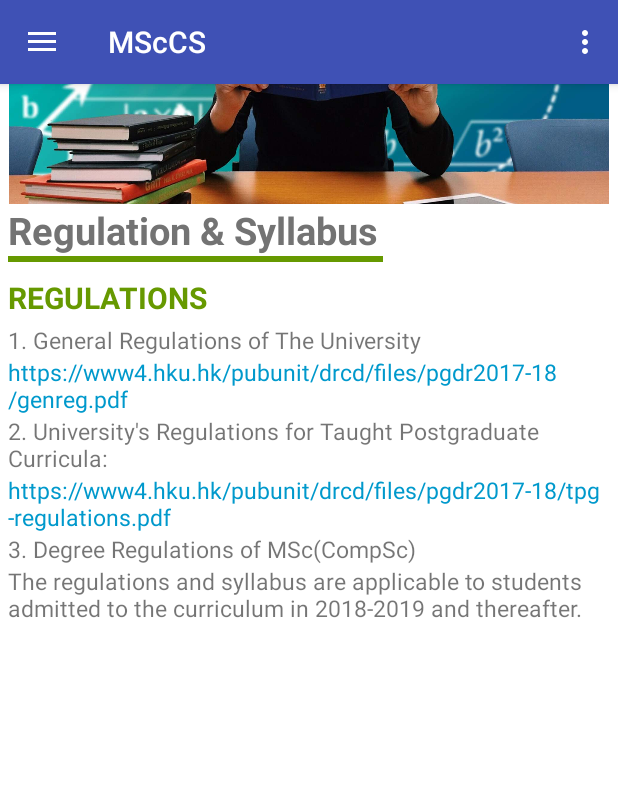
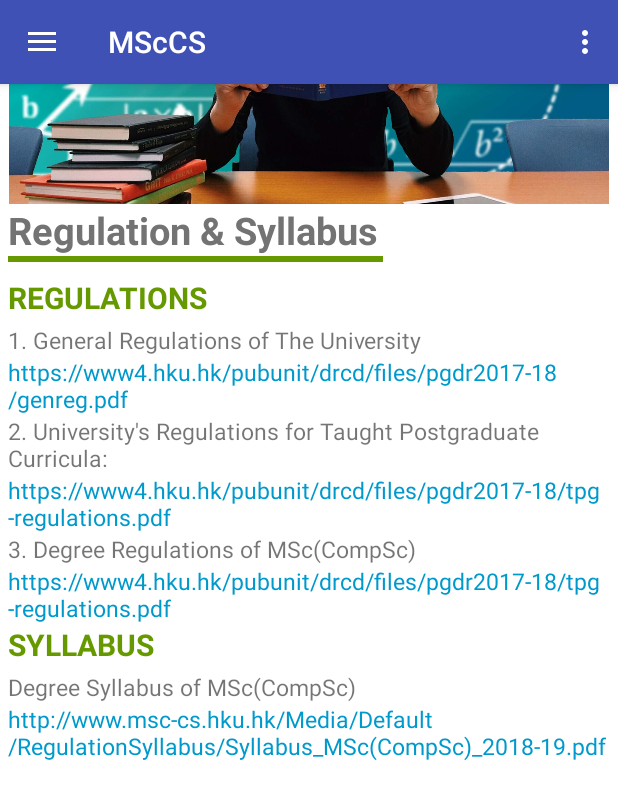
Before and after one commit to EliGwz/MscCs-App, an Android app: the fragment FragmentRegulation placed in its activity, on a phone screen of 412 x 824 dp. Shown: the top 799 px of the screen. Run offline under Robolectric (Android 15) with nearby library versions, the phone set to English and light mode, and no system bars; 2 statements that could not run were skipped.

```diff
--- a/Drawertest2/app/src/main/java/hk/hku/cs/drawertest2/FragmentRegulation.java
+++ b/Drawertest2/app/src/main/java/hk/hku/cs/drawertest2/FragmentRegulation.java
@@ -13,7 +13,7 @@ import android.widget.TextView;
 
 public class FragmentRegulation extends Fragment {
 
-    private TextView pdf01,pdf02;
+    private TextView pdf01,pdf02,pdf03,pdf04;
 
     @Nullable
     @Override
@@ -22,6 +22,8 @@ public class FragmentRegulation extends Fragment {
 
         pdf01 = view.findViewById(R.id.pdf1);
         pdf02 = view.findViewById(R.id.pdf2);
+        pdf03 = view.findViewById(R.id.pdf3);
+        pdf04 = view.findViewById(R.id.pdf4);
         pdf01.setOnClickListener(new View.OnClickListener() {
             @Override
             public void onClick(View v) {
@@ -46,6 +48,30 @@ public class FragmentRegulation extends Fragment {
                 webView.loadUrl(goToUrl);
             }
         });
+        pdf03.setOnClickListener(new View.OnClickListener() {
+            @Override
+            public void onClick(View v) {
+                // find current layout
+                LinearLayout linearLayout = getView().findViewById(R.id.regulationLayout);
+                // add webview
+                WebView webView = new WebView(linearLayout.getContext());
+                String pdfUrl = pdf03.getText().toString();
+                String goToUrl = "http://docs.google.com/gview?embedded=true&url="+pdfUrl;
+                webView.loadUrl(goToUrl);
+            }
+        });
+        pdf04.setOnClickListener(new View.OnClickListener() {
+            @Override
+            public void onClick(View v) {
+                // find current layout
+                LinearLayout linearLayout = getView().findViewById(R.id.regulationLayout);
+                // add webview
+                WebView webView = new WebView(linearLayout.getContext());
+                String pdfUrl = pdf04.getText().toString();
+                String goToUrl = "http://docs.google.com/gview?embedded=true&url="+pdfUrl;
+                webView.loadUrl(goToUrl);
+            }
+        });
 
         return view;
     }
--- a/Drawertest2/app/src/main/res/layout/fragment_regulation.xml
+++ b/Drawertest2/app/src/main/res/layout/fragment_regulation.xml
@@ -87,11 +87,41 @@
                 android:layout_height="wrap_content"
                 android:text="3. Degree Regulations of MSc(CompSc)"
                 android:textSize="@dimen/paragraph_text"/>
+
             <TextView
+                android:id="@+id/pdf3"
                 android:layout_width="wrap_content"
                 android:layout_height="wrap_content"
-                android:text="The regulations and syllabus are applicable to students admitted to the curriculum in 2018-2019 and thereafter."
+                android:text="https://www4.hku.hk/pubunit/drcd/files/pgdr2017-18/tpg-regulations.pdf"
+                android:textSize="@dimen/paragraph_text"
+                android:textColor="@android:color/holo_blue_dark"
+                android:textColorLink="@android:color/holo_blue_dark" />
+
+            <TextView
+                android:id="@+id/syllabus"
+                android:layout_width="wrap_content"
+                android:layout_height="wrap_content"
+                android:layout_marginBottom="@dimen/h2_margin_bottom"
+                android:text="SYLLABUS"
+                android:textSize="@dimen/fragment_h2_text"
+                android:textColor="@color/fragment_h2_textColor"
+                android:textStyle="bold"/>
+            <TextView
+                android:id="@+id/syllabus_p1"
+                android:layout_width="wrap_content"
+                android:layout_height="wrap_content"
+                android:text="Degree Syllabus of MSc(CompSc)"
                 android:textSize="@dimen/paragraph_text"/>
+            <TextView
+                android:id="@+id/pdf4"
+                android:layout_width="wrap_content"
+                android:layout_height="wrap_content"
+                android:text="http://www.msc-cs.hku.hk/Media/Default/RegulationSyllabus/Syllabus_MSc(CompSc)_2018-19.pdf"
+                android:textSize="@dimen/paragraph_text"
+                android:textColor="@android:color/holo_blue_dark"
+                android:textColorLink="@android:color/holo_blue_dark" />
+
+
 
         </LinearLayout>
 
```
Also changed, not shown: Drawertest2/app/src/main/java/hk/hku/cs/drawertest2/FragmentContact.java (+29 -2 lines), Drawertest2/app/src/main/res/layout/fragment_contact.xml (+30 -1 lines).
